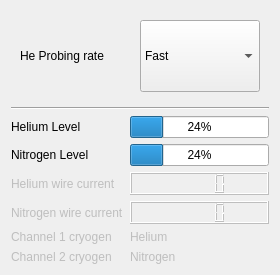
Old version of the form Oxford/ILM_control.ui in the repository Cryostat-GUI/Cryostat-GUI.
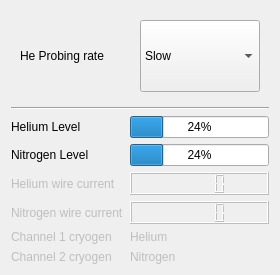
New version of the form.

The edit to the form file:
```diff
--- a/Oxford/ILM_control.ui
+++ b/Oxford/ILM_control.ui
@@ -46,7 +46,7 @@
         </property>
         <item>
          <property name="text">
-          <string>Fast</string>
+          <string>Slow</string>
          </property>
         </item>
         <item>
```
Left out of the diff: 2 changed lines with no effect on the pictures.
